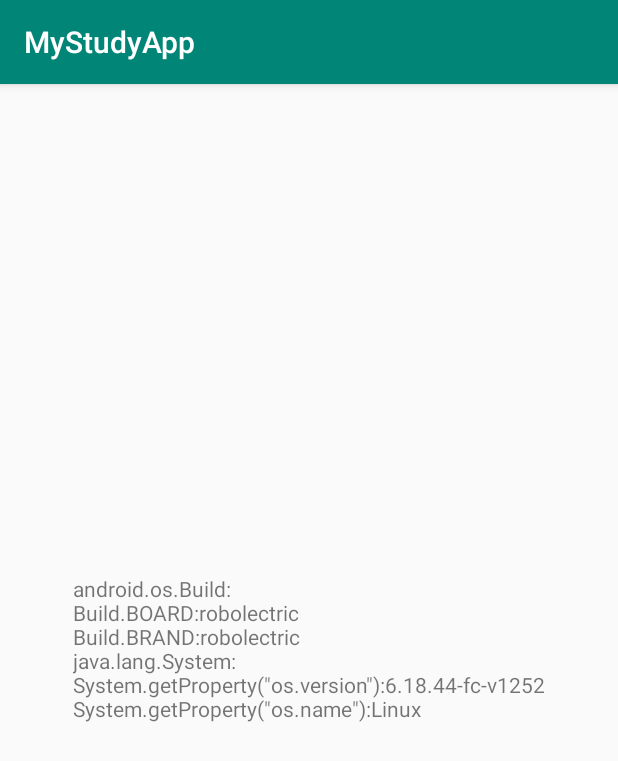
After one commit to Joshua-Lu/MyStudyApp, an Android app: the SystemInfoActivity screen opened directly, with no data from a screen before it, on a phone screen of 412 x 824 dp. The commit adds this screen. Shown: the top 761 px of the screen. Run offline under Robolectric (Android 15) with nearby library versions, the phone set to English and light mode, and no system bars.

Commit message:
add SystemInfoActivity for getting system info

```diff
--- a/app/src/main/AndroidManifest.xml
+++ b/app/src/main/AndroidManifest.xml
@@ -1,7 +1,6 @@
 <?xml version="1.0" encoding="utf-8"?>
 <manifest xmlns:android="http://schemas.android.com/apk/res/android"
     package="com.joshua.myapplication">
-
     <!-- add for FloatView -->
     <uses-permission android:name="android.permission.SYSTEM_ALERT_WINDOW" />
 
@@ -13,6 +12,11 @@
         android:roundIcon="@mipmap/ic_launcher_round"
         android:supportsRtl="true"
         android:theme="@style/AppTheme">
+        <activity android:name=".activity.SystemInfoActivity">
+            <intent-filter>
+                <action android:name="android.intent.action.MAIN" />
+            </intent-filter>
+        </activity>
         <activity
             android:name=".activity.TestFloatViewActivity"
             android:label="TestFloatViewActivity">
@@ -20,8 +24,6 @@
                 <action android:name="android.intent.action.MAIN" />
             </intent-filter>
         </activity>
-        <service android:name=".service.FloatingButtonService" />
-
         <activity
             android:name=".activity.TestAnimatorActivity"
             android:label="TestAnimatorActivity">
@@ -100,6 +102,8 @@
                 <category android:name="android.intent.category.LAUNCHER" />
             </intent-filter>
         </activity>
+
+        <service android:name=".service.FloatingButtonService" />
     </application>
 
 </manifest>
--- a/app/src/main/java/com/joshua/myapplication/activity/MainActivity.java
+++ b/app/src/main/java/com/joshua/myapplication/activity/MainActivity.java
@@ -58,6 +58,7 @@ public class MainActivity extends AppCompatActivity {
         clsList.add(TestAnimationActivity.class);
         clsList.add(TestAnimatorActivity.class);
         clsList.add(TestFloatViewActivity.class);
+        clsList.add(SystemInfoActivity.class);
     }
 
     public void initData() {
--- /dev/null
+++ b/app/src/main/java/com/joshua/myapplication/activity/SystemInfoActivity.java
@@ -0,0 +1,34 @@
+package com.joshua.myapplication.activity;
+
+import android.os.Build;
+import android.os.Bundle;
+import android.widget.TextView;
+
+import com.joshua.myapplication.R;
+
+import androidx.appcompat.app.AppCompatActivity;
+
+/**
+ * add SystemInfoActivity for getting system info
+ * Created by Joshua on 2020-2-22 16:47:44.
+ */
+public class SystemInfoActivity extends AppCompatActivity {
+
+    TextView textView;
+
+    @Override
+    protected void onCreate(Bundle savedInstanceState) {
+        super.onCreate(savedInstanceState);
+        setContentView(R.layout.activity_system_info);
+        textView = findViewById(R.id.textView);
+        StringBuilder sb = new StringBuilder();
+        sb.append("android.os.Build:").append("\n")
+                .append("Build.BOARD:").append(Build.BOARD).append("\n")
+                .append("Build.BRAND:").append(Build.BRAND).append("\n");
+        sb.append("java.lang.System:").append("\n")
+                .append("System.getProperty(\"os.version\"):").append(System.getProperty("os.version")).append("\n")
+                .append("System.getProperty(\"os.name\"):").append(System.getProperty("os.name")).append("\n");
+        textView.setText(sb);
+    }
+
+}
--- /dev/null
+++ b/app/src/main/res/layout/activity_system_info.xml
@@ -0,0 +1,17 @@
+<?xml version="1.0" encoding="utf-8"?>
+<androidx.constraintlayout.widget.ConstraintLayout xmlns:android="http://schemas.android.com/apk/res/android"
+    xmlns:app="http://schemas.android.com/apk/res-auto"
+    xmlns:tools="http://schemas.android.com/tools"
+    android:layout_width="match_parent"
+    android:layout_height="match_parent"
+    tools:context=".activity.SystemInfoActivity">
+
+    <TextView
+        android:id="@+id/textView"
+        android:layout_width="wrap_content"
+        android:layout_height="wrap_content"
+        app:layout_constraintBottom_toBottomOf="parent"
+        app:layout_constraintEnd_toEndOf="parent"
+        app:layout_constraintStart_toStartOf="parent"
+        app:layout_constraintTop_toTopOf="parent" />
+</androidx.constraintlayout.widget.ConstraintLayout>
```
Also changed, not shown: 1 other file.
